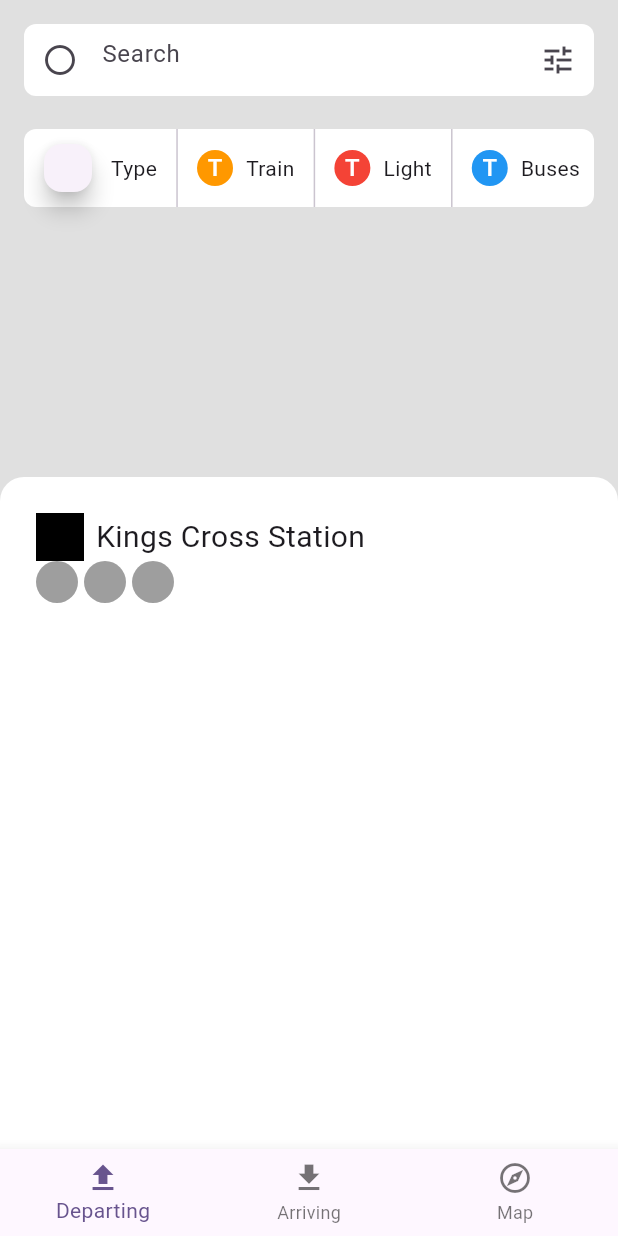
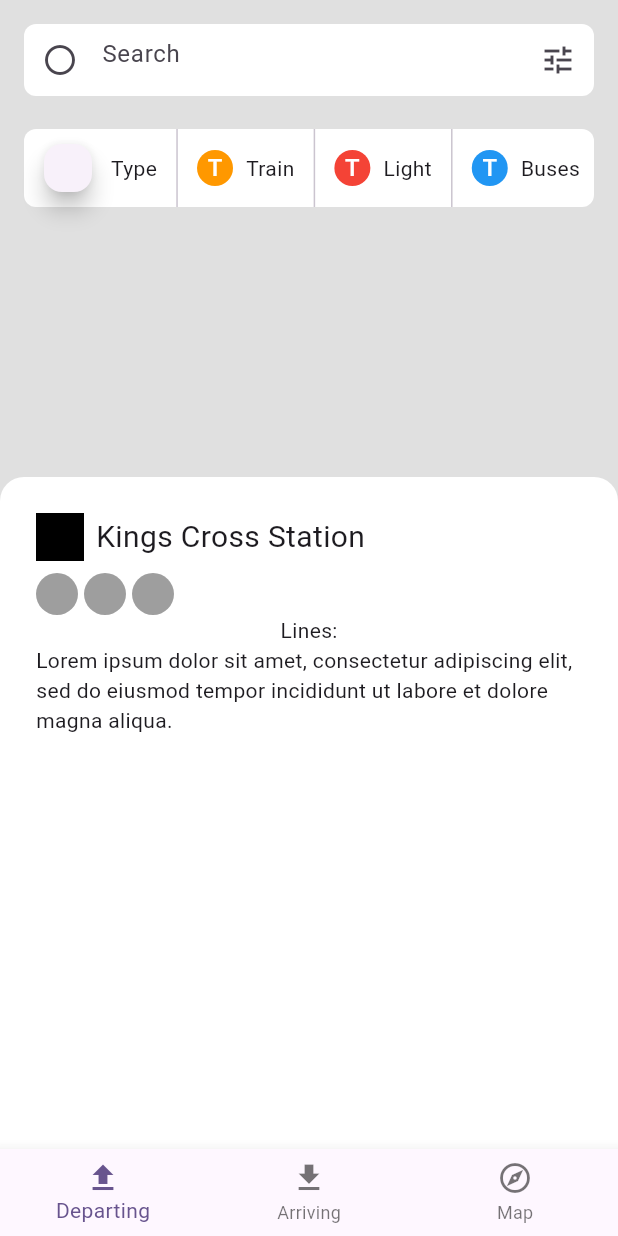
Before and after one commit to JAICHANGPARK/flutter_notebook_chapter_33, a Flutter app: the TransportMainPage screen opened directly, on a phone screen of 412 x 824 dp. Run offline on Flutter 3.47's test engine with Material 2 defaults, Android fonts, the phone set to English and light mode, and no system bars; our stand-ins replace dots_indicator, gap.

Commit message:
Update transport_main_page.dart

```diff
--- a/lib/ep1685_transport_app/views/transport_main_page.dart
+++ b/lib/ep1685_transport_app/views/transport_main_page.dart
@@ -129,23 +129,34 @@ class _TransportMainPageState extends State<TransportMainPage> {
                           )
                         ],
                       ),
+                      SizedBox(
+                        height: 8,
+                      ),
                       Row(
                         children: [
                           CircleAvatar(
                             radius: 14,
                             backgroundColor: Colors.grey,
                           ),
-                          SizedBox(width: 4,),
+                          SizedBox(
+                            width: 4,
+                          ),
                           CircleAvatar(
                             radius: 14,
                             backgroundColor: Colors.grey,
                           ),
-                          SizedBox(width: 4,),
+                          SizedBox(
+                            width: 4,
+                          ),
                           CircleAvatar(
                             radius: 14,
                             backgroundColor: Colors.grey,
                           )
                         ],
+                      ),
+                      Text("Lines:"),
+                      Text(
+                        "Lorem ipsum dolor sit amet, consectetur adipiscing elit, sed do eiusmod tempor incididunt ut labore et dolore magna aliqua.",
                       )
                     ],
                   ),
```
